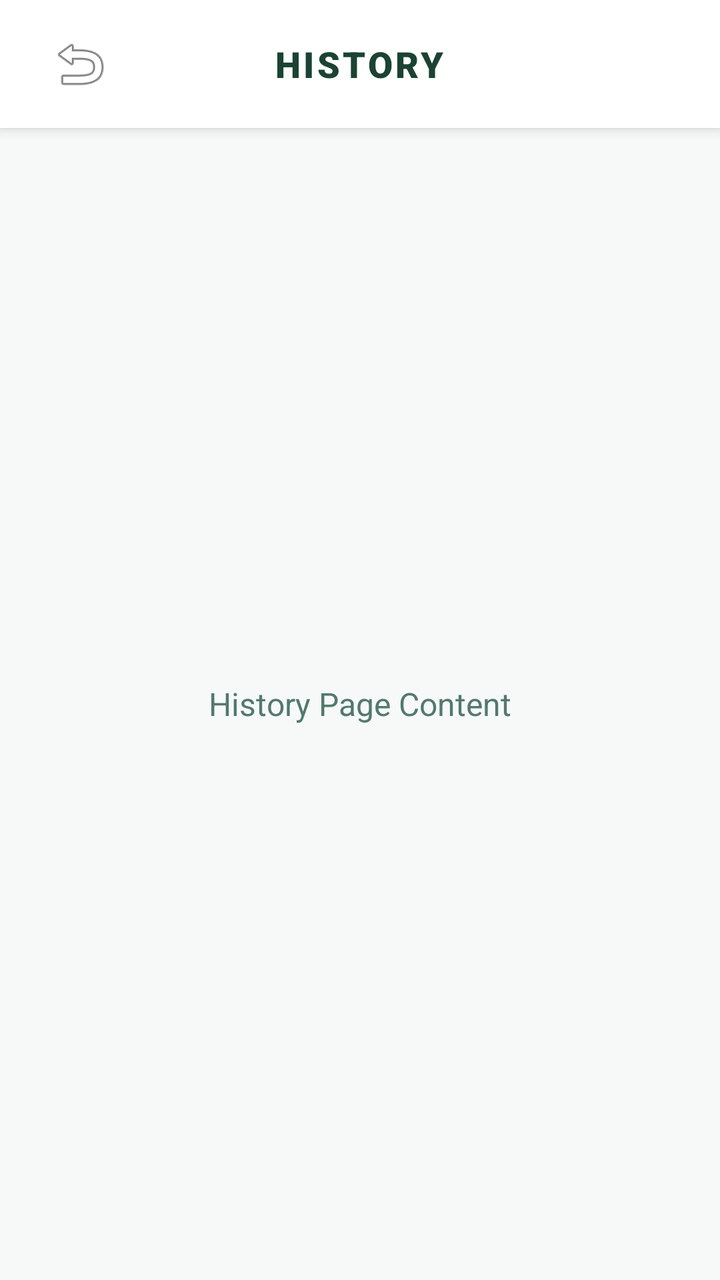
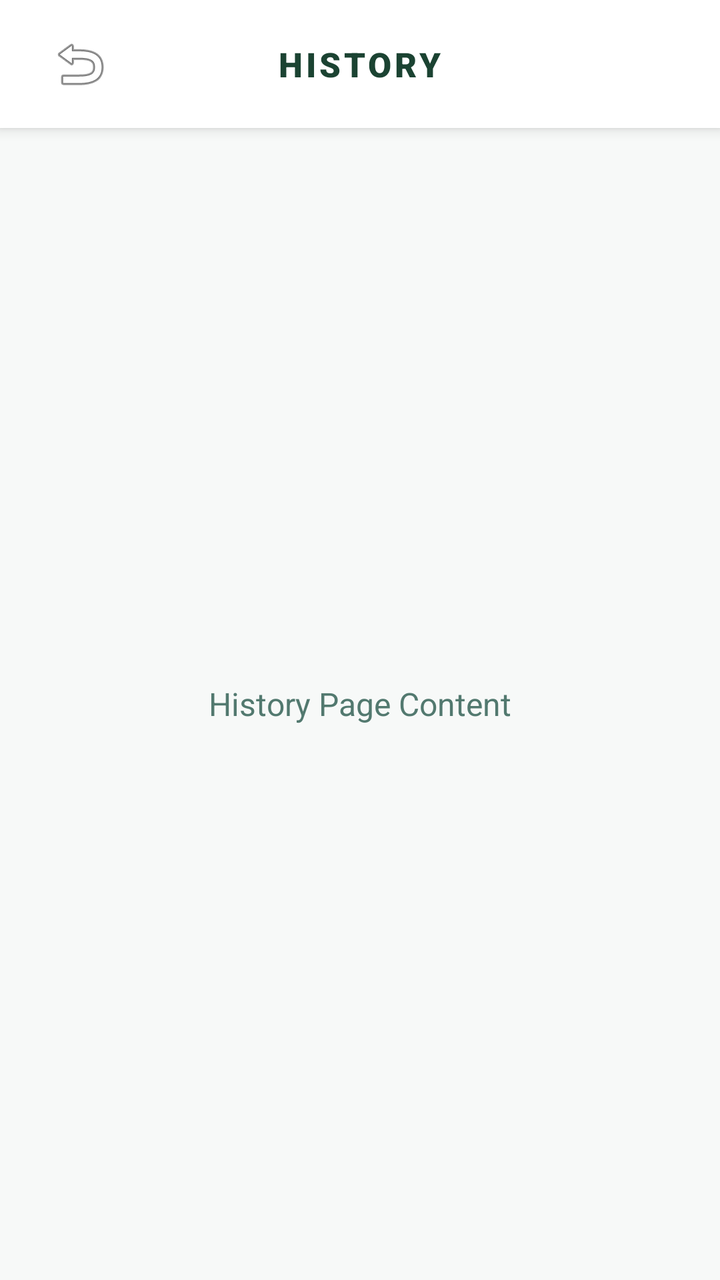

Screens rendered from an Android XML layout before and after an edit, with the pre-edit source and the edit as a unified diff.
<!-- AndroidManifest.xml: activity theme Theme.POS -->
<!-- res/layout/activity_history.xml -->
<?xml version="1.0" encoding="utf-8"?>
<LinearLayout xmlns:android="http://schemas.android.com/apk/res/android"
    android:layout_width="match_parent"
    android:layout_height="match_parent"
    android:background="#F7F9F8"
    android:orientation="vertical">

    <RelativeLayout
        android:layout_width="match_parent"
        android:layout_height="64dp"
        android:background="#FFFFFF"
        android:elevation="4dp"
        android:paddingStart="16dp"
        android:paddingEnd="16dp">

        <ImageButton
            android:id="@+id/btnBack"
            android:layout_width="48dp"
            android:layout_height="48dp"
            android:layout_centerVertical="true"
            android:background="?attr/selectableItemBackgroundBorderless"
            android:src="@android:drawable/ic_menu_revert" />

        <TextView
            android:layout_width="wrap_content"
            android:layout_height="wrap_content"
            android:layout_centerInParent="true"
            android:text="HISTORY"
            android:textColor="#1B4332"
            android:textSize="18sp"
            android:fontFamily="sans-serif-black"
            android:letterSpacing="0.08" />
    </RelativeLayout>

    <FrameLayout
        android:layout_width="match_parent"
        android:layout_height="match_parent">
        <TextView
            android:layout_width="wrap_content"
            android:layout_height="wrap_content"
            android:layout_gravity="center"
            android:text="History Page Content"
            android:textColor="#52796F"
            android:textSize="16sp" />
    </FrameLayout>
</LinearLayout>
<!-- resources referenced by this layout -->
<resources>
  <style name="Theme.POS" parent="Theme.MaterialComponents.DayNight.NoActionBar">
          
          <item name="colorPrimary">@color/bank_primary</item>
          <item name="colorPrimaryVariant">@color/bank_secondary</item>
          <item name="colorOnPrimary">@color/white</item>
          
          
          <item name="android:statusBarColor">@color/bank_primary</item>
          
          
          <item name="android:windowBackground">@color/bg_soft</item>
          
          
          <item name="colorSurface">@color/white</item>
          <item name="colorOnSurface">@color/text_dark</item>
          
          
          <item name="android:textColorPrimary">@color/text_dark</item>
          <item name="android:textColorSecondary">@color/text_muted</item>
      </style>
  <color name="bank_primary">#1B4332</color>
  <color name="bank_secondary">#2D6A4F</color>
  <color name="white">#FFFFFF</color>
  <color name="bg_soft">#F0F4F2</color>
  <color name="text_dark">#081C15</color>
  <color name="text_muted">#52796F</color>
</resources>

<!-- the commit's change to res/layout/activity_history.xml (unified diff, before → after) -->
@@ -2,13 +2,13 @@
 <LinearLayout xmlns:android="http://schemas.android.com/apk/res/android"
     android:layout_width="match_parent"
     android:layout_height="match_parent"
-    android:background="#F7F9F8"
+    android:background="@color/bg_page"
     android:orientation="vertical">
 
     <RelativeLayout
         android:layout_width="match_parent"
         android:layout_height="64dp"
-        android:background="#FFFFFF"
+        android:background="@color/bg_surface"
         android:elevation="4dp"
         android:paddingStart="16dp"
         android:paddingEnd="16dp">
@@ -26,10 +26,10 @@
             android:layout_height="wrap_content"
             android:layout_centerInParent="true"
             android:text="HISTORY"
-            android:textColor="#1B4332"
-            android:textSize="18sp"
+            android:textColor="@color/text_primary"
+            android:textSize="17sp"
             android:fontFamily="sans-serif-black"
-            android:letterSpacing="0.08" />
+            android:letterSpacing="0.1" />
     </RelativeLayout>
 
     <FrameLayout
@@ -40,7 +40,7 @@
             android:layout_height="wrap_content"
             android:layout_gravity="center"
             android:text="History Page Content"
-            android:textColor="#52796F"
+            android:textColor="@color/text_secondary"
             android:textSize="16sp" />
     </FrameLayout>
 </LinearLayout>
<!-- resource entries referenced after the edit -->
@@ -1,5 +1,9 @@
 <!-- resources referenced by this layout -->
 <resources>
+  <color name="bg_page">#F7F9F8</color>
+  <color name="bg_surface">#FFFFFF</color>
+  <color name="text_primary">#1B4332</color>
+  <color name="text_secondary">#52796F</color>
   <style name="Theme.POS" parent="Theme.MaterialComponents.DayNight.NoActionBar">
           
           <item name="colorPrimary">@color/bank_primary</item>
@@ -23,8 +27,8 @@
   <color name="bank_primary">#1B4332</color>
   <color name="bank_secondary">#2D6A4F</color>
   <color name="white">#FFFFFF</color>
-  <color name="bg_soft">#F0F4F2</color>
-  <color name="text_dark">#081C15</color>
+  <color name="bg_soft">#F7F9F8</color>
+  <color name="text_dark">#1B4332</color>
   <color name="text_muted">#52796F</color>
 </resources>
 
